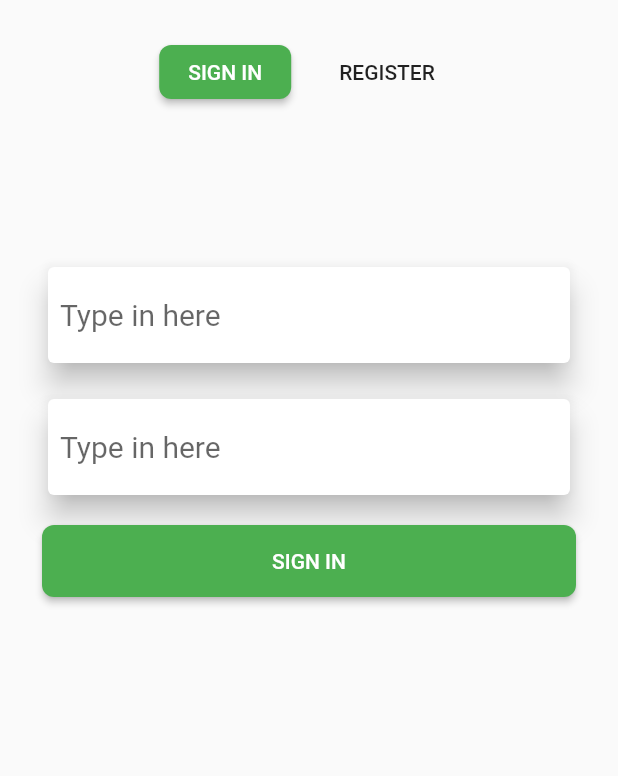
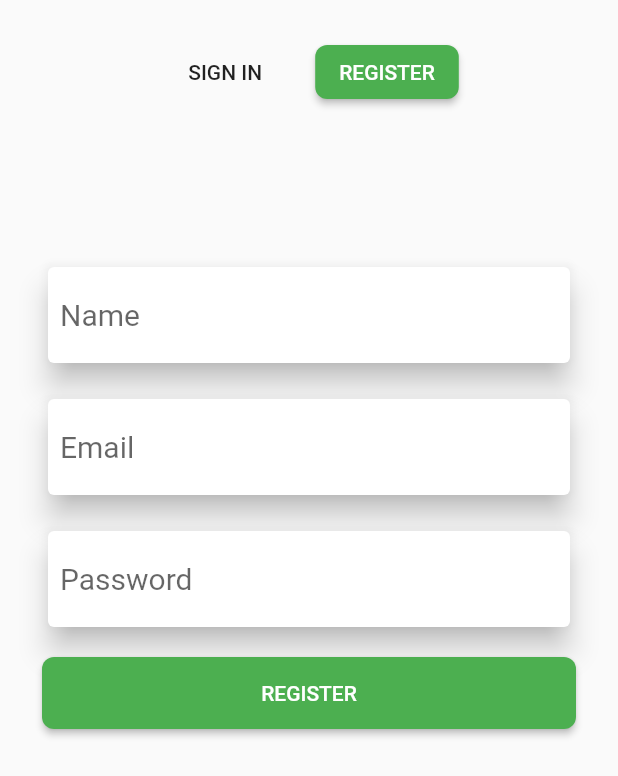
Before and after one commit to Fadhoo/Transport-App, a Flutter app: the screen it shows after launch, after a tap on "REGISTER", on a phone screen of 412 x 824 dp. Shown: the top 776 px of the screen. Run offline on Flutter 3.47's test engine with Material 2 defaults, Android fonts, the phone set to English and light mode, and no system bars; network calls fail.

Commit message:
completed the LoginPage UI

```diff
--- a/lib/main.dart
+++ b/lib/main.dart
@@ -1,5 +1,7 @@
 import 'package:flutter/material.dart';
-import 'package:transport_app/pages/login.dart';
+
+import 'pages/login.dart';
+import 'pages/home.dart';
 
 void main() => runApp(MyApp());
 
@@ -7,12 +9,14 @@ class MyApp extends StatelessWidget {
   @override
   Widget build(BuildContext context) {
     return MaterialApp(
+      initialRoute: "/",
+      routes: <String, WidgetBuilder>{
+        "/": (BuildContext context) => LoginPage(),
+        "/home": (BuildContext context) => HomePage(),
+      },
       title: "Transport App",
       theme: ThemeData(
-        primarySwatch: Colors.teal,
-        accentColor: Colors.yellowAccent
-      ),
-      home: LoginPage(),
+          primarySwatch: Colors.teal, accentColor: Colors.yellowAccent),
     );
   }
 }
--- a/lib/pages/login.dart
+++ b/lib/pages/login.dart
@@ -53,7 +53,7 @@ class _LoginContentState extends State<_LoginContent> {
 //              color: Colors.grey,
                 child: Padding(
                   padding: EdgeInsets.only(top: 50),
-                  child: signInForm(),
+                  child: getCurrentForm(isSignInToggle),
                 ),
               ),
             )
@@ -61,6 +61,9 @@ class _LoginContentState extends State<_LoginContent> {
         ),
       ),
     );
+  }
+  Widget getCurrentForm(bool isToggled) {
+    return (isToggled) ? signInForm() : registerForm();
   }
 
   Widget getButtonTab(String title, bool isToggled) {
@@ -70,17 +73,21 @@ class _LoginContentState extends State<_LoginContent> {
       textColor: Colors.white,
       color: Colors.green,
       onPressed: () {
-        toggleContent();
+        if (!isToggled) {
+          toggleContent();
+        }
       },
       child: Text(title),
     );
     Widget flatButton = FlatButton(
         onPressed: () {
-          toggleContent();
+          if (!isToggled) {
+            toggleContent();
+          }
         },
         child: Text(title));
 
-    return (isToggled) ? flatButton : raisedButton;
+    return (isToggled) ? raisedButton : flatButton ;
   }
 
   toggleContent() {
@@ -93,6 +100,80 @@ class _LoginContentState extends State<_LoginContent> {
     Scaffold.of(context).showSnackBar(SnackBar(
       content: Text('Tap'),
     ));
+  }
+
+  Widget registerForm() {
+    return Form(
+      key: _loginContentKey,
+      child: Column(
+        mainAxisSize: MainAxisSize.min,
+        mainAxisAlignment: MainAxisAlignment.center,
+        children: <Widget>[
+          Padding(
+              padding: EdgeInsets.all(4),
+              child: Card(
+                  elevation: 8,
+                  margin: EdgeInsets.all(8),
+                  child: Padding(
+                    padding: EdgeInsets.all(8),
+                    child: TextFormField(
+                      keyboardType: TextInputType.text,
+                      style: TextStyle(fontSize: 20.0),
+                      textInputAction: TextInputAction.next,
+                      decoration: InputDecoration(
+                          hintText: "Name", border: InputBorder.none),
+                    ),
+                  ))),
+          Padding(
+              padding: EdgeInsets.all(4),
+              child: Card(
+                  elevation: 8,
+                  margin: EdgeInsets.all(8),
+                  child: Padding(
+                    padding: EdgeInsets.all(8),
+                    child: TextFormField(
+                      keyboardType: TextInputType.emailAddress,
+                      style: TextStyle(fontSize: 20.0),
+                      textInputAction: TextInputAction.next,
+                      decoration: InputDecoration(
+                          hintText: "Email", border: InputBorder.none),
+                    ),
+                  ))),
+          Padding(
+              padding: EdgeInsets.all(4),
+              child: Card(
+                  elevation: 8,
+                  margin: EdgeInsets.all(8),
+                  child: Padding(
+                    padding: EdgeInsets.all(8),
+                    child: TextFormField(
+                      style: TextStyle(fontSize: 20.0),
+                      obscureText: true,
+                      textInputAction: TextInputAction.next,
+                      decoration: InputDecoration(
+                          hintText: "Password", border: InputBorder.none),
+                    ),
+                  ))),
+          Padding(
+            padding: EdgeInsets.all(8),
+            child: SizedBox(
+              height: 48,
+              width: double.infinity,
+              child: RaisedButton(
+                onPressed: () {
+                  Navigator.of(context).pushReplacementNamed("/home");
+                },
+                shape: RoundedRectangleBorder(
+                    borderRadius: BorderRadius.all(Radius.circular(8))),
+                textColor: Colors.white,
+                color: Colors.green,
+                child: Text(_LoginContentState.registerText),
+              ),
+            ),
+          )
+        ],
+      ),
+    );
   }
 
   Widget signInForm() {
@@ -110,10 +191,11 @@ class _LoginContentState extends State<_LoginContent> {
                   child: Padding(
                     padding: EdgeInsets.all(8),
                     child: TextFormField(
+                      keyboardType: TextInputType.emailAddress,
                       style: TextStyle(fontSize: 20.0),
                       textInputAction: TextInputAction.next,
                       decoration: InputDecoration(
-                          hintText: "Type in here", border: InputBorder.none),
+                          hintText: "Email", border: InputBorder.none),
                     ),
                   ))),
           Padding(
@@ -125,9 +207,10 @@ class _LoginContentState extends State<_LoginContent> {
                     padding: EdgeInsets.all(8),
                     child: TextFormField(
                       style: TextStyle(fontSize: 20.0),
+                      obscureText: true,
                       textInputAction: TextInputAction.next,
                       decoration: InputDecoration(
-                          hintText: "Type in here", border: InputBorder.none),
+                          hintText: "Password", border: InputBorder.none),
                     ),
                   ))),
           Padding(
@@ -136,13 +219,13 @@ class _LoginContentState extends State<_LoginContent> {
               height: 48,
               width: double.infinity,
               child: RaisedButton(
+                onPressed: () {
+                  Navigator.of(context).pushReplacementNamed("/home");
+                },
                 shape: RoundedRectangleBorder(
                     borderRadius: BorderRadius.all(Radius.circular(8))),
                 textColor: Colors.white,
                 color: Colors.green,
-                onPressed: () {
-                  toggleContent();
-                },
                 child: Text(_LoginContentState.signInText),
               ),
             ),
```
